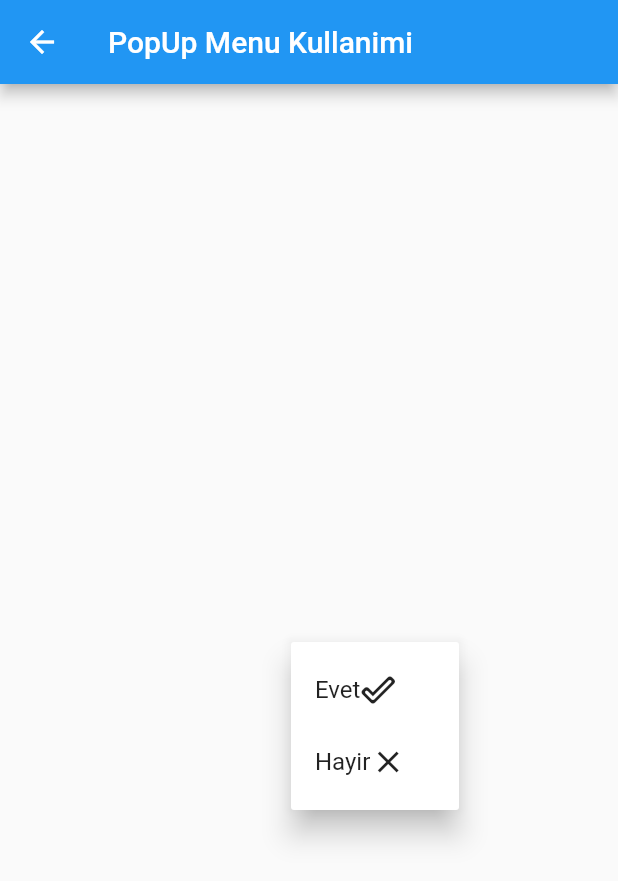
After one commit to tahaturan/flutter_basis_widget_2, a Flutter app: the PopUpMenuKullanimi screen opened directly, after a tap on the "arrow downward" icon, on a phone screen of 412 x 824 dp. The commit adds this screen. Shown: the top 881 px of the screen. Run offline on Flutter 3.47's test engine with Material 2 defaults, Android fonts, the phone set to English and light mode, and no system bars.

Commit message:
PopUp Menu Kullanimi

```diff
--- a/lib/views/my_home_page.dart
+++ b/lib/views/my_home_page.dart
@@ -2,6 +2,7 @@ import 'package:flutter/material.dart';
 import 'package:flutter_basis_widget_2/views/alert_dialog_kullanimi.dart';
 import 'package:flutter_basis_widget_2/views/checkbox_kullanimi.dart';
 import 'package:flutter_basis_widget_2/views/dropdown_button_kullanimi.dart';
+import 'package:flutter_basis_widget_2/views/popup_menu_kullanimi.dart';
 import 'package:flutter_basis_widget_2/views/progressbar_kullanimi.dart';
 import 'package:flutter_basis_widget_2/views/radiobutton_kullanimi.dart';
 import 'package:flutter_basis_widget_2/views/slider_kullanimi.dart';
@@ -26,7 +27,7 @@ class _MyHomePageState extends State<MyHomePage> {
       ),
       body: Center(
         child: Column(
-          mainAxisAlignment: MainAxisAlignment.start,
+          mainAxisAlignment: MainAxisAlignment.spaceEvenly,
           children: [
             SayfaGecisButton(
                 butonYazi: "Toggle Button",
@@ -55,6 +56,9 @@ class _MyHomePageState extends State<MyHomePage> {
             SayfaGecisButton(
                 butonYazi: "Alert Dialog Kullanimi",
                 gecisSayfasi: const AlertDialogKullanimi()),
+            SayfaGecisButton(
+                butonYazi: "PopUp Menu Kullanimi",
+                gecisSayfasi: const PopUpMenuKullanimi()),
           ],
         ),
       ),
--- /dev/null
+++ b/lib/views/popup_menu_kullanimi.dart
@@ -0,0 +1,61 @@
+import 'package:flutter/material.dart';
+
+class PopUpMenuKullanimi extends StatefulWidget {
+  const PopUpMenuKullanimi({Key? key}) : super(key: key);
+
+  @override
+  State<PopUpMenuKullanimi> createState() => _PopUpMenuKullanimiState();
+}
+
+class _PopUpMenuKullanimiState extends State<PopUpMenuKullanimi> {
+  @override
+  Widget build(BuildContext context) {
+    return Scaffold(
+        appBar: AppBar(
+          title: const Text("PopUp Menu Kullanimi"),
+        ),
+        body: Center(
+          child: Column(
+            mainAxisAlignment: MainAxisAlignment.center,
+            children: [
+              PopupMenuButton(
+                child: const Icon(Icons.arrow_downward_sharp),
+                itemBuilder: (context) => [
+                  PopupMenuItem(
+                    value: 1,
+                    child: Row(
+                      children: const [
+                        Text("Evet"),
+                        Icon(Icons.done_outline_rounded),
+                      ],
+                    ),
+                  ),
+                  PopupMenuItem(
+                    value: 2,
+                    child: Row(
+                      children: const [
+                        Text("Hayir"),
+                        Icon(Icons.close_sharp),
+                      ],
+                    ),
+                    onTap: () {
+                      debugPrint("Hayir Secildi onTap Tarafi");
+                    },
+                  )
+                ],
+                onCanceled: () {
+                  debugPrint("Secim Yapilmadi");
+                },
+                onSelected: (int? value) {
+                  if (value == 1) {
+                    debugPrint("Evet Secildi");
+                  } else if (value == 2) {
+                    debugPrint("Hayir Secildi");
+                  }
+                },
+              )
+            ],
+          ),
+        ));
+  }
+}
```
Also changed, not shown: assets/images/popUpMenu.gif (added), 1 other file.
